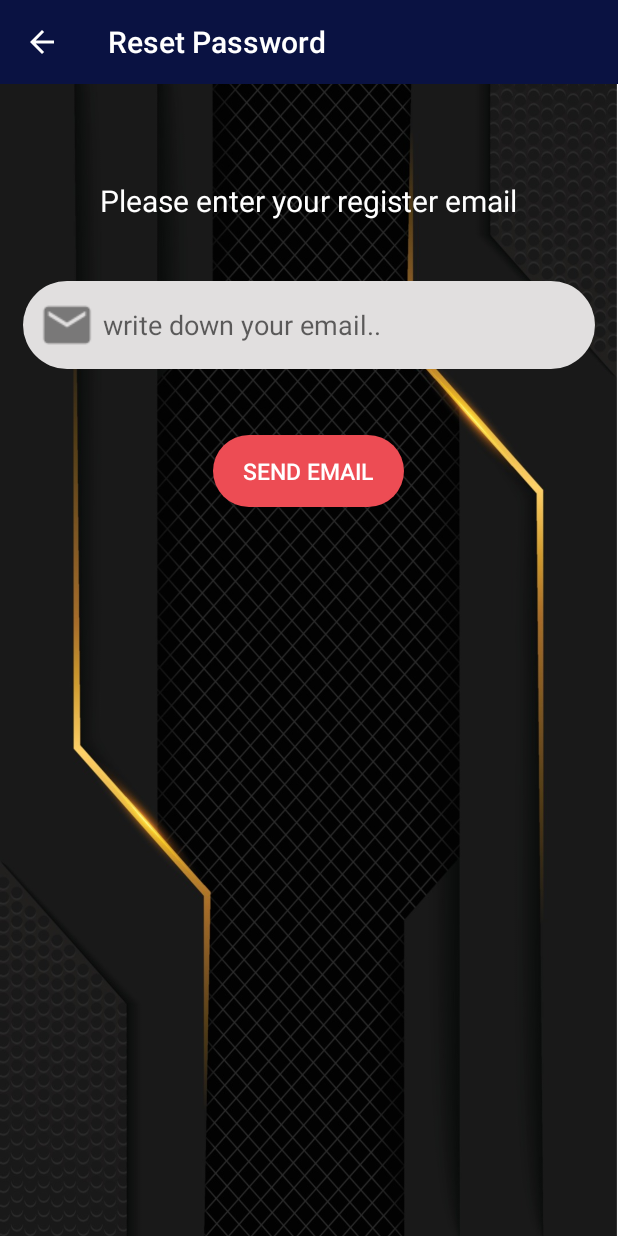
After one commit to YBTaro/Social-Network, an Android app: the ResetPasswordActivity screen opened directly, with no data from a screen before it, on a phone screen of 412 x 824 dp. The commit adds this screen. Run offline under Robolectric (Android 15) with nearby library versions, the phone set to English and light mode, and no system bars; our stand-ins replace Firebase (no records; nobody signed in at launch, a user with empty details on screens opened directly).

Commit message:
resetPassword Activity

```diff
--- a/app/src/main/java/com/example/socialnetwork/MainActivity.java
+++ b/app/src/main/java/com/example/socialnetwork/MainActivity.java
@@ -111,7 +111,10 @@ public class MainActivity extends AppCompatActivity {
                 holder.all_posts_txt_description.setText(model.getDescription());
                 holder.all_posts_txt_time.setText("  "+model.getTime());
                 Glide.with(MainActivity.this).asBitmap().load(model.getPost_image()).into(holder.all_posts_img_img);
-                Glide.with(MainActivity.this).asBitmap().load(model.getProfile_image()).into(holder.all_posts_circle_img_profile_img);
+                if(model.getProfile_image()!= null){
+                    Glide.with(MainActivity.this).asBitmap().load(model.getProfile_image()).into(holder.all_posts_circle_img_profile_img);
+                }
+
 
 
 
--- /dev/null
+++ b/app/src/main/java/com/example/socialnetwork/ResetPasswordActivity.java
@@ -0,0 +1,66 @@
+package com.example.socialnetwork;
+
+import androidx.annotation.NonNull;
+import androidx.appcompat.app.AppCompatActivity;
+import androidx.appcompat.widget.Toolbar;
+
+import android.content.Intent;
+import android.os.Bundle;
+import android.text.TextUtils;
+import android.view.View;
+import android.widget.Button;
+import android.widget.EditText;
+import android.widget.Toast;
+
+import com.google.android.gms.tasks.OnCompleteListener;
+import com.google.android.gms.tasks.Task;
+import com.google.firebase.auth.FirebaseAuth;
+
+public class ResetPasswordActivity extends AppCompatActivity {
+    private Button resetPassword_btn_sendEmail;
+    private EditText resetPassword_txt_email;
+    private Toolbar mToolbar;
+    private FirebaseAuth mAuth;
+
+    @Override
+    protected void onCreate(Bundle savedInstanceState) {
+        super.onCreate(savedInstanceState);
+        setContentView(R.layout.activity_reset_password);
+        initViews();
+
+        resetPassword_btn_sendEmail.setOnClickListener(new View.OnClickListener() {
+            @Override
+            public void onClick(View v) {
+                String email = resetPassword_txt_email.getText().toString();
+                if(TextUtils.isEmpty(email)){
+                    Toast.makeText(ResetPasswordActivity.this, "Please enter your email.", Toast.LENGTH_SHORT).show();
+                }else{
+                    mAuth.sendPasswordResetEmail(email).addOnCompleteListener(new OnCompleteListener<Void>() {
+                        @Override
+                        public void onComplete(@NonNull Task<Void> task) {
+                            if(task.isSuccessful()){
+                                Toast.makeText(ResetPasswordActivity.this, "Please check out your mailbox to reset your password.", Toast.LENGTH_SHORT).show();
+                                Intent intent = new Intent(ResetPasswordActivity.this, LoginActivity.class);
+                                startActivity(intent);
+                            }else{
+                                Toast.makeText(ResetPasswordActivity.this, task.getException().getMessage(), Toast.LENGTH_SHORT).show();
+                            }
+                        }
+                    });
+                }
+            }
+        });
+    }
+
+    private void initViews(){
+        resetPassword_btn_sendEmail = findViewById(R.id.resetPassword_btn_sendEmail);
+        resetPassword_txt_email = findViewById(R.id.resetPassword_txt_email);
+        mToolbar = (Toolbar) findViewById(R.id.resetPassword_appBar);
+        setSupportActionBar(mToolbar);
+        getSupportActionBar().setDisplayHomeAsUpEnabled(true);
+        getSupportActionBar().setDisplayShowHomeEnabled(true);
+        getSupportActionBar().setTitle("Reset Password");
+
+        mAuth = FirebaseAuth.getInstance();
+    }
+}
--- a/app/src/main/java/com/example/socialnetwork/SettingsActivity.java
+++ b/app/src/main/java/com/example/socialnetwork/SettingsActivity.java
@@ -78,7 +78,10 @@ public class SettingsActivity extends AppCompatActivity {
                     settings_edt_country.setText(country);
                     settings_edt_dob.setText(dob);
                     settings_edt_profile_name.setText(profile_name);
-                    Glide.with(SettingsActivity.this).asBitmap().load(profile_img_url).into(settings_profile_img);
+                    if(profile_img_url!=null){
+                        Glide.with(SettingsActivity.this).asBitmap().load(profile_img_url).into(settings_profile_img);
+                    }
+
 
                     switch (gender){
                         case "Male":
--- /dev/null
+++ b/app/src/main/res/layout/activity_reset_password.xml
@@ -0,0 +1,59 @@
+<?xml version="1.0" encoding="utf-8"?>
+<androidx.constraintlayout.widget.ConstraintLayout xmlns:android="http://schemas.android.com/apk/res/android"
+    xmlns:app="http://schemas.android.com/apk/res-auto"
+    xmlns:tools="http://schemas.android.com/tools"
+    android:layout_width="match_parent"
+    android:layout_height="match_parent"
+    tools:context=".ResetPasswordActivity"
+    android:background="@drawable/login">
+    <include
+        android:id="@+id/resetPassword_appBar"
+        layout="@layout/app_bar_layout"/>
+
+    <TextView
+        android:id="@+id/textView5"
+        android:layout_width="wrap_content"
+        android:layout_height="wrap_content"
+        android:layout_marginTop="64dp"
+        android:text="Please enter your register email"
+        android:textColor="#ffffff"
+        app:layout_constraintEnd_toEndOf="parent"
+        app:layout_constraintHorizontal_bias="0.498"
+        app:layout_constraintStart_toStartOf="parent"
+        android:textSize="20dp"
+        app:layout_constraintTop_toBottomOf="@+id/resetPassword_appBar" />
+
+    <EditText
+        android:id="@+id/resetPassword_txt_email"
+        android:layout_width="match_parent"
+        android:layout_height="wrap_content"
+        android:layout_marginHorizontal="15dp"
+        android:layout_marginTop="40dp"
+        android:background="@drawable/inputs"
+        android:hint="write down your email.."
+        android:inputType="textEmailAddress"
+        android:drawableLeft="@drawable/email"
+        android:padding="5dp"
+        app:layout_constraintEnd_toEndOf="parent"
+        app:layout_constraintHorizontal_bias="0.551"
+        app:layout_constraintStart_toStartOf="parent"
+        app:layout_constraintTop_toBottomOf="@+id/textView5" />
+
+    <Button
+        android:id="@+id/resetPassword_btn_sendEmail"
+        android:layout_width="wrap_content"
+        android:layout_height="wrap_content"
+        android:layout_marginTop="44dp"
+        android:background="@drawable/button"
+        android:text="Send Email"
+        android:textColor="#ffffff"
+        app:layout_constraintEnd_toEndOf="parent"
+        app:layout_constraintHorizontal_bias="0.498"
+        app:layout_constraintStart_toStartOf="parent"
+        app:layout_constraintTop_toBottomOf="@+id/resetPassword_txt_email"
+        android:paddingHorizontal="20dp"
+        android:textSize="15dp"/>
+    >
+
+
+</androidx.constraintlayout.widget.ConstraintLayout>
```
Also changed, not shown: app/src/main/AndroidManifest.xml (+8 -0 lines), app/src/main/java/com/example/socialnetwork/ClickPostActivity.java (+8 -2 lines), app/src/main/java/com/example/socialnetwork/LoginActivity.java (+10 -1 lines), app/src/main/res/layout/activity_login.xml (+13 -0 lines).
